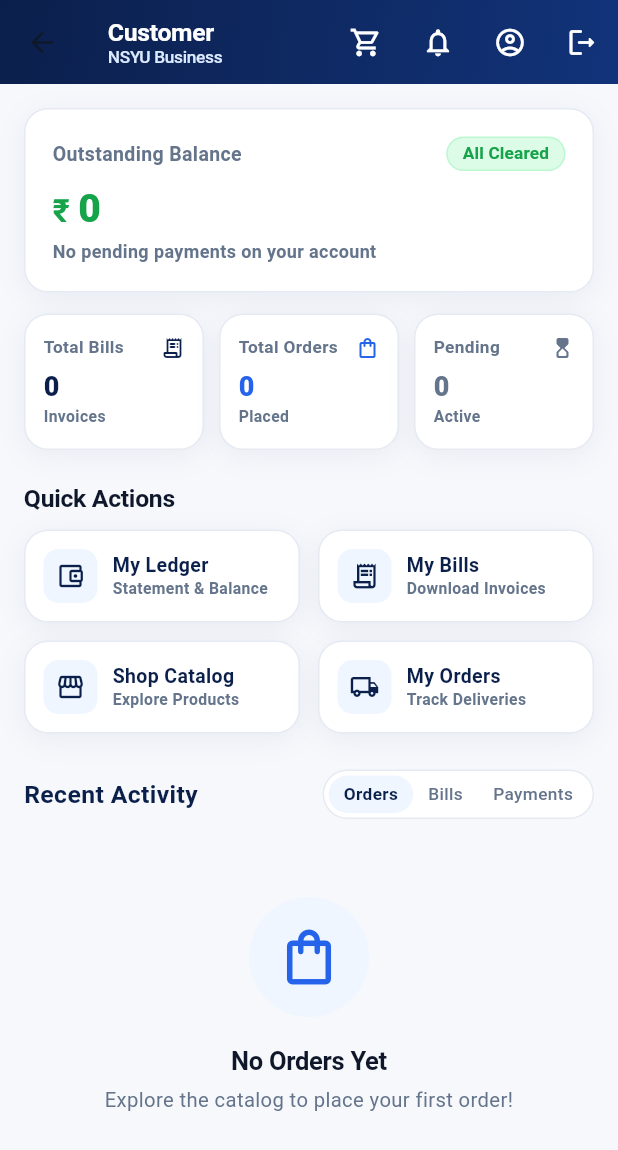
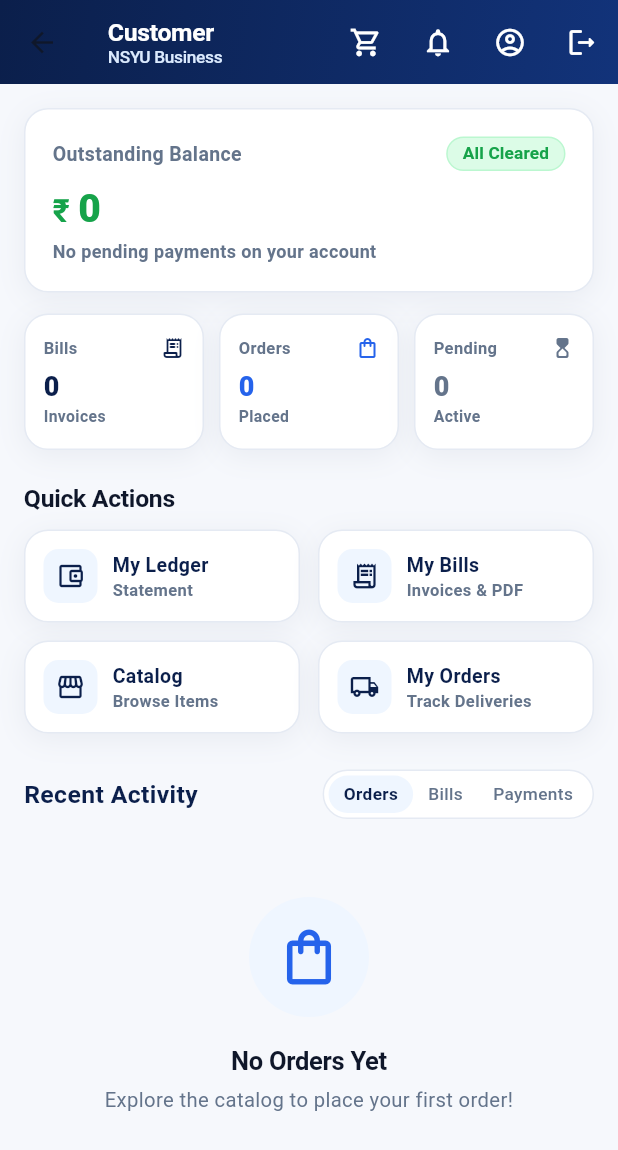
Before and after one commit to nsyumnt-rgb/nsyu, a Flutter app: the PortalHomeScreen screen opened directly, on a phone screen of 412 x 824 dp. Shown: the top 1150 px of the screen. Run offline on Flutter 3.47's test engine with Material 3 defaults, Android fonts, the phone set to English and light mode, and no system bars; our stand-ins replace csv, file_picker, flutter_contacts, pdf, printing, share_plus and 2 more; missing offline and left inert: excel; accounts and stored records are empty; network calls fail.

Commit message:
fix(portal): resolve type cast issues, container assertion, and layout overflow on customer home, orders, and ledger

```diff
--- a/App/lib/providers/customer_portal_provider.dart
+++ b/App/lib/providers/customer_portal_provider.dart
@@ -1,5 +1,6 @@
 import 'package:flutter/foundation.dart';
 import '../services/customer_portal_service.dart';
+import '../theme/app_theme.dart';
 
 class CustomerPortalProvider extends ChangeNotifier {
   final CustomerPortalService _service = CustomerPortalService();
@@ -31,17 +32,17 @@ class CustomerPortalProvider extends ChangeNotifier {
     if (_cart == null) return 0;
     final items = _cart!['items'] as List<dynamic>?;
     if (items == null) return 0;
-    return items.fold<int>(0, (sum, it) => sum + ((it['quantity'] as num?)?.toInt() ?? 0));
+    return items.fold<int>(0, (sum, it) => sum + parseInt(it['quantity']));
   }
 
   double get cartEstimatedTotal {
     if (_cart == null) return 0.0;
-    return ((_cart!['estimatedTotal'] ?? _cart!['total']) as num?)?.toDouble() ?? 0.0;
+    return parseDouble(_cart!['estimatedTotal'] ?? _cart!['total']);
   }
 
   double get currentBalance {
     if (_customer == null) return 0.0;
-    return ((_customer!['currentBalance'] ?? _customer!['balance']) as num?)?.toDouble() ?? 0.0;
+    return parseDouble(_customer!['current_balance'] ?? _customer!['currentBalance'] ?? _customer!['balance']);
   }
 
   Future<void> init() async {
@@ -130,8 +131,9 @@ class CustomerPortalProvider extends ChangeNotifier {
     final items = _cart!['items'] as List<dynamic>?;
     if (items == null) return 0;
     for (final it in items) {
-      if (it['productId'] == productId || it['product_id'] == productId) {
-        return (it['quantity'] as num?)?.toInt() ?? 0;
+      final pId = parseInt(it['productId'] ?? it['product_id']);
+      if (pId == productId) {
+        return parseInt(it['quantity']);
       }
     }
     return 0;
--- a/App/lib/screens/portal/portal_home_screen.dart
+++ b/App/lib/screens/portal/portal_home_screen.dart
@@ -1,5 +1,4 @@
 import 'package:flutter/material.dart';
-import 'package:intl/intl.dart';
 import 'package:provider/provider.dart';
 import '../../providers/auth_provider.dart';
 import '../../providers/customer_portal_provider.dart';
@@ -88,10 +87,10 @@ class _PortalHomeScreenState extends State<PortalHomeScreen> {
     final shop = (cust?['shop'] as Map<String, dynamic>?) ?? {};
     final shopName = dbMetrics?['shopName']?.toString() ?? shop['name']?.toString() ?? 'NSYU Business';
     final customerName = dbMetrics?['customerName']?.toString() ?? cust?['name']?.toString() ?? 'Customer';
-    final balance = (dbMetrics?['outstandingBalance'] as num?)?.toDouble() ?? portal.currentBalance;
-    final totalBills = (dbMetrics?['totalBills'] as num?)?.toInt() ?? _recentBills.length;
-    final totalOrders = (dbMetrics?['totalOrders'] as num?)?.toInt() ?? _recentOrders.length;
-    final pendingOrders = (dbMetrics?['pendingOrders'] as num?)?.toInt() ?? 0;
+    final balance = parseDouble(dbMetrics?['outstandingBalance'] ?? portal.currentBalance);
+    final totalBills = parseInt(dbMetrics?['totalBills'] ?? _recentBills.length);
+    final totalOrders = parseInt(dbMetrics?['totalOrders'] ?? _recentOrders.length);
+    final pendingOrders = parseInt(dbMetrics?['pendingOrders'] ?? 0);
     final unread = portal.unreadNotifications;
     final cartCount = portal.cartItemCount;
 
@@ -242,7 +241,7 @@ class _PortalHomeScreenState extends State<PortalHomeScreen> {
                 children: [
                   Expanded(
                     child: _buildMetricCard(
-                      title: 'Total Bills',
+                      title: 'Bills',
                       value: '$totalBills',
                       subtitle: 'Invoices',
                       icon: Icons.receipt_long_rounded,
@@ -258,7 +257,7 @@ class _PortalHomeScreenState extends State<PortalHomeScreen> {
                   const SizedBox(width: 10),
                   Expanded(
                     child: _buildMetricCard(
-                      title: 'Total Orders',
+                      title: 'Orders',
                       value: '$totalOrders',
                       subtitle: 'Placed',
                       icon: Icons.shopping_bag_outlined,
@@ -291,7 +290,7 @@ class _PortalHomeScreenState extends State<PortalHomeScreen> {
                     child: _buildQuickActionTile(
                       icon: Icons.account_balance_wallet_outlined,
                       title: 'My Ledger',
-                      subtitle: 'Statement & Balance',
+                      subtitle: 'Statement',
                       onTap: () => portal.switchTab(3),
                     ),
                   ),
@@ -300,7 +299,7 @@ class _PortalHomeScreenState extends State<PortalHomeScreen> {
                     child: _buildQuickActionTile(
                       icon: Icons.receipt_long_outlined,
                       title: 'My Bills',
-                      subtitle: 'Download Invoices',
+                      subtitle: 'Invoices & PDF',
                       onTap: () {
                         Navigator.push(
                           context,
@@ -317,8 +316,8 @@ class _PortalHomeScreenState extends State<PortalHomeScreen> {
                   Expanded(
                     child: _buildQuickActionTile(
                       icon: Icons.storefront_outlined,
-                      title: 'Shop Catalog',
-                      subtitle: 'Explore Products',
+                      title: 'Catalog',
+                      subtitle: 'Browse Items',
                       onTap: () => portal.switchTab(1),
                     ),
                   ),
@@ -426,16 +425,19 @@ class _PortalHomeScreenState extends State<PortalHomeScreen> {
           Row(
             mainAxisAlignment: MainAxisAlignment.spaceBetween,
             children: [
-              Text(
+              Expanded(
+                child: Text(
                   title,
                   style: const TextStyle(
-                  fontSize: 11.5,
+                    fontSize: 11,
                     fontWeight: FontWeight.w600,
                     color: AppColors.textSecondary,
                   ),
                   maxLines: 1,
                   overflow: TextOverflow.ellipsis,
                 ),
+              ),
+              const SizedBox(width: 4),
               Icon(icon, size: 16, color: color),
             ],
           ),
@@ -498,7 +500,7 @@ class _PortalHomeScreenState extends State<PortalHomeScreen> {
                   subtitle,
                   style: const TextStyle(
                     color: AppColors.textSecondary,
-                    fontSize: 10.5,
+                    fontSize: 11,
                   ),
                   maxLines: 1,
                   overflow: TextOverflow.ellipsis,
@@ -523,9 +525,10 @@ class _PortalHomeScreenState extends State<PortalHomeScreen> {
       children: _recentOrders.map((ord) {
         final orderNum = ord['order_number']?.toString() ?? 'Order #${ord['id']}';
         final status = ord['status']?.toString() ?? 'pending';
-        final total = ((ord['total_amount'] ?? 0) as num).toDouble();
-        final dt = ord['createdAt']?.toString();
-        final dateStr = dt != null ? DateFormat('dd MMM yyyy').format(DateTime.parse(dt)) : '';
+        final total = parseDouble(ord['total_amount']);
+        final dt = ord['createdAt']?.toString() ?? ord['order_date']?.toString();
+        final dateStr = formatDateSafe(dt, 'dd MMM yyyy');
+        final orderId = parseInt(ord['id']);
 
         return Padding(
           padding: const EdgeInsets.only(bottom: 8),
@@ -535,7 +538,7 @@ class _PortalHomeScreenState extends State<PortalHomeScreen> {
               Navigator.push(
                 context,
                 MaterialPageRoute(
-                  builder: (_) => PortalOrderDetailScreen(orderId: (ord['id'] as num).toInt()),
+                  builder: (_) => PortalOrderDetailScreen(orderId: orderId),
                 ),
               );
             },
@@ -590,12 +593,13 @@ class _PortalHomeScreenState extends State<PortalHomeScreen> {
     return Column(
       children: _recentBills.map((b) {
         final invNum = b['invoice_number']?.toString() ?? 'INV-${b['id']}';
-        final total = ((b['total_amount'] ?? 0) as num).toDouble();
-        final paid = ((b['paid_amount'] ?? 0) as num).toDouble();
+        final total = parseDouble(b['total_amount']);
+        final paid = parseDouble(b['paid_amount']);
         final due = total - paid;
         final payStatus = (b['payment_status']?.toString() ?? 'unpaid').toUpperCase();
-        final dt = b['date']?.toString() ?? b['createdAt']?.toString();
-        final dateStr = dt != null ? DateFormat('dd MMM yyyy').format(DateTime.parse(dt)) : '';
+        final dt = b['date']?.toString() ?? b['createdAt']?.toString() ?? b['invoice_date']?.toString();
+        final dateStr = formatDateSafe(dt, 'dd MMM yyyy');
+        final billId = parseInt(b['id']);
 
         return Padding(
           padding: const EdgeInsets.only(bottom: 8),
@@ -605,7 +609,7 @@ class _PortalHomeScreenState extends State<PortalHomeScreen> {
               Navigator.push(
                 context,
                 MaterialPageRoute(
-                  builder: (_) => PortalBillDetailScreen(billId: (b['id'] as num).toInt()),
+                  builder: (_) => PortalBillDetailScreen(billId: billId),
                 ),
               );
             },
@@ -660,10 +664,10 @@ class _PortalHomeScreenState extends State<PortalHomeScreen> {
     return Column(
       children: _recentPayments.map((p) {
         final pNum = p['payment_number']?.toString() ?? 'PAY-${p['id']}';
-        final amt = ((p['amount'] ?? 0) as num).toDouble();
+        final amt = parseDouble(p['amount']);
         final mode = (p['payment_mode'] ?? p['payment_method'] ?? 'CASH').toString().toUpperCase();
         final dt = p['payment_date']?.toString() ?? p['createdAt']?.toString();
-        final dateStr = dt != null ? DateFormat('dd MMM yyyy').format(DateTime.parse(dt)) : '';
+        final dateStr = formatDateSafe(dt, 'dd MMM yyyy');
 
         return Padding(
           padding: const EdgeInsets.only(bottom: 8),
--- a/App/lib/screens/portal/portal_more_screen.dart
+++ b/App/lib/screens/portal/portal_more_screen.dart
@@ -310,8 +310,8 @@ class _PortalMoreScreenState extends State<PortalMoreScreen> {
     final shopName = dbMetrics?['shopName']?.toString() ?? shop['name']?.toString() ?? 'NSYU Shop';
     final customerName = dbMetrics?['customerName']?.toString() ?? cust?['name']?.toString() ?? 'Customer';
     final mobileNumber = dbMetrics?['mobileNumber']?.toString() ?? cust?['phone']?.toString() ?? '';
-    final balance = (dbMetrics?['outstandingBalance'] as num?)?.toDouble() ?? portal.currentBalance;
-    final openingBal = ((cust?['opening_balance'] ?? 0) as num).toDouble();
+    final balance = parseDouble(dbMetrics?['outstandingBalance'] ?? portal.currentBalance);
+    final openingBal = parseDouble(cust?['opening_balance'] ?? cust?['openingBalance']);
     final initials = customerName.isNotEmpty ? customerName.substring(0, 1).toUpperCase() : 'C';
 
     return Scaffold(
--- a/App/lib/widgets/app_ui_components.dart
+++ b/App/lib/widgets/app_ui_components.dart
@@ -663,3 +663,35 @@ class AppScaffold extends StatelessWidget {
     );
   }
 }
+
+/// ─────────────────────────────────────────────────────────────────────────────
+/// SAFE NUMBER & DATE PARSING HELPERS
+/// Prevents runtime "type 'String' is not a subtype of type 'num'" exceptions
+/// from Sequelize / Postgres JSON decimal strings.
+/// ─────────────────────────────────────────────────────────────────────────────
+
+double parseDouble(dynamic v, [double defaultValue = 0.0]) {
+  if (v == null) return defaultValue;
+  if (v is double) return v;
+  if (v is int) return v.toDouble();
+  if (v is num) return v.toDouble();
+  return double.tryParse(v.toString().replaceAll(',', '').trim()) ?? defaultValue;
+}
+
+int parseInt(dynamic v, [int defaultValue = 0]) {
+  if (v == null) return defaultValue;
+  if (v is int) return v;
+  if (v is double) return v.toInt();
+  if (v is num) return v.toInt();
+  return int.tryParse(v.toString().replaceAll(',', '').trim()) ?? defaultValue;
+}
+
+String formatDateSafe(dynamic dt, [String pattern = 'dd MMM yyyy']) {
+  if (dt == null) return '';
+  try {
+    final parsed = DateTime.parse(dt.toString());
+    return DateFormat(pattern).format(parsed.toLocal());
+  } catch (_) {
+    return dt.toString();
+  }
+}
```
Also changed, not shown: App/lib/screens/portal/portal_bill_detail_screen.dart (+19 -20 lines), App/lib/screens/portal/portal_bills_screen.dart (+5 -6 lines), App/lib/screens/portal/portal_cart_screen.dart (+11 -11 lines), App/lib/screens/portal/portal_catalog_screen.dart (+14 -22 lines), App/lib/screens/portal/portal_ledger_screen.dart (+44 -20 lines), App/lib/screens/portal/portal_order_detail_screen.dart (+11 -12 lines), App/lib/screens/portal/portal_orders_screen.dart (+26 -27 lines), App/lib/services/customer_portal_service.dart (+32 -0 lines). Lines whose indentation alone changed are shown as unchanged.
